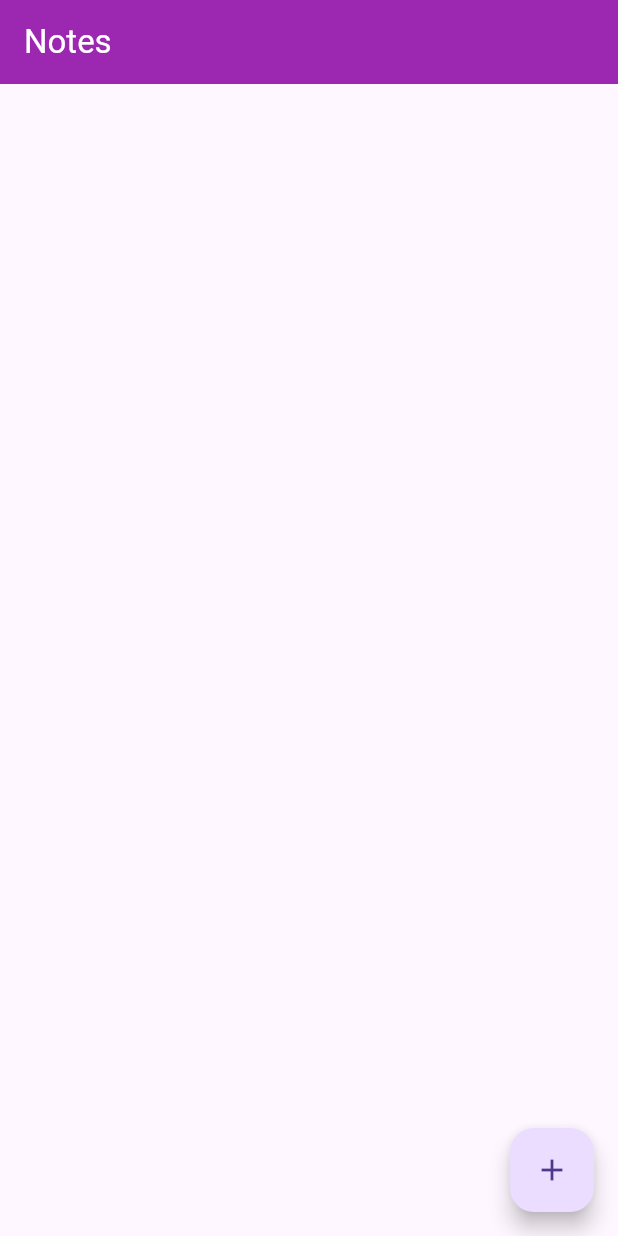
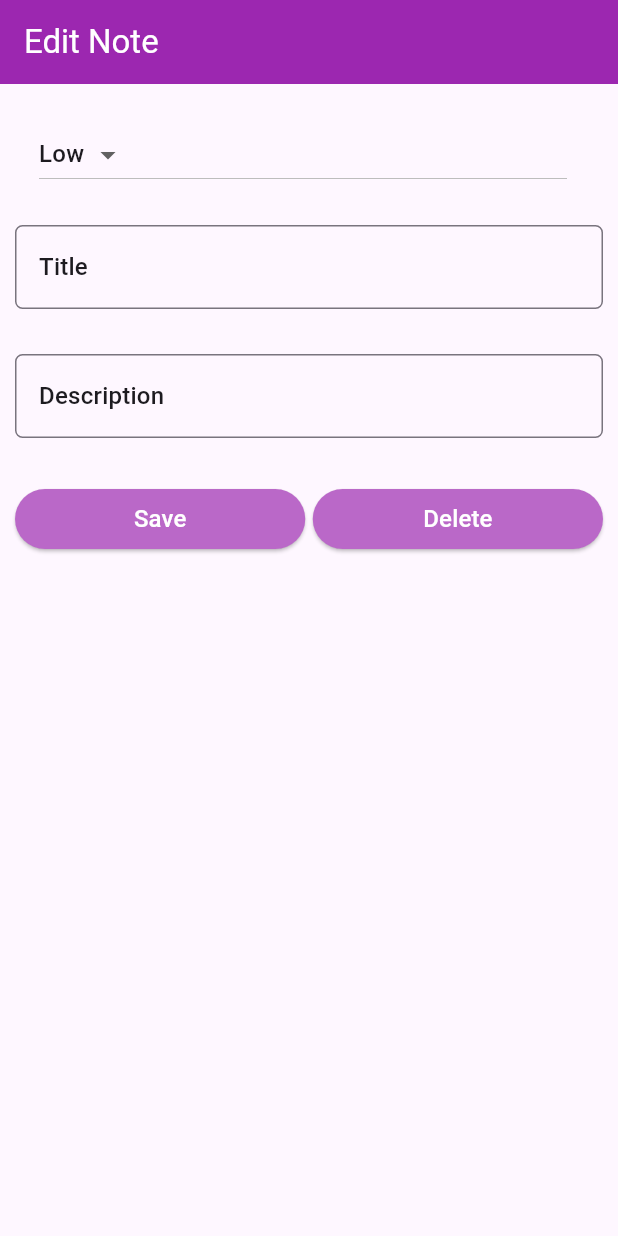
Before and after one commit to AKA-Akhil/Notes-App, a Flutter app: the screen it shows after launch, on a phone screen of 412 x 824 dp. Run offline on Flutter 3.47's test engine with Material 3 defaults, Android fonts, the phone set to English and light mode, and no system bars.

Commit message:
Added Note Details Page

```diff
--- a/lib/main.dart
+++ b/lib/main.dart
@@ -1,18 +1,19 @@
 import 'package:flutter/material.dart';
+import 'package:notes_app/screens/note_detail.dart';
 import 'package:notes_app/screens/note_list.dart';
 
 void main(){
-  runApp(Myapp());
+  runApp(MyApp());
 }
 
-class Myapp extends StatelessWidget{
+class MyApp extends StatelessWidget{
   @override
   Widget build(BuildContext context) {
     return MaterialApp(
       title: 'NoteKeeper',
       debugShowCheckedModeBanner: false,
 
-      home: NoteList(),
+      home: NoteDetail(),
     );
   }
 
--- a/lib/screens/note_detail.dart
+++ b/lib/screens/note_detail.dart
@@ -0,0 +1,137 @@
+import 'package:flutter/material.dart';
+
+class NoteDetail extends StatefulWidget {
+  @override
+  State<NoteDetail> createState() => _NoteDetailsState();
+}
+
+class _NoteDetailsState extends State<NoteDetail> {
+  static var _priorities = ['High', 'Low'];
+  @override
+  Widget build(BuildContext context) {
+    TextStyle textStyle =
+        Theme.of(context).textTheme.titleMedium ?? TextStyle();
+    TextEditingController titleController = TextEditingController();
+    TextEditingController descriptionController = TextEditingController();
+
+    return Scaffold(
+      appBar:AppBar(
+        title: Text(
+          'Edit Note',
+          style: TextStyle(
+            color: Colors.white,
+          ),
+        ),
+        backgroundColor: Colors.purple,
+      ),
+      body: Padding(
+        padding: EdgeInsets.only(top: 15.0, left: 10.0, right: 10.0),
+        child: ListView(
+          children: <Widget>[
+            ListTile(
+              title: DropdownButton(
+                  items: _priorities.map((String dropDownStringItem) {
+                    return DropdownMenuItem<String>(
+                      value: dropDownStringItem,
+                      child: Text(dropDownStringItem),
+                    );
+                  }).toList(),
+                  style: textStyle,
+                  value: 'Low',
+                  onChanged: (valueSelectedByUser) {
+                    setState(() {
+                      debugPrint('User Selected $valueSelectedByUser');
+                    });
+                  }),
+            ),
+            Padding(
+              padding: EdgeInsets.only(top: 15.0, bottom: 15.0),
+              child: TextField(
+                controller: titleController,
+                style: textStyle,
+                onChanged: (value) {
+                  debugPrint('Something in Title Text Field Changed');
+                },
+                decoration: InputDecoration(
+                    labelText: 'Title',
+                    labelStyle: textStyle,
+                    border: OutlineInputBorder(
+                        borderRadius: BorderRadius.circular(5.0))),
+              ),
+            ),
+            Padding(
+              padding: EdgeInsets.only(top: 15.0, bottom: 15.0),
+              child: TextField(
+                controller: descriptionController,
+                style: textStyle,
+                onChanged: (value) {
+                  debugPrint('Something in Title Description Field Changed');
+                },
+                decoration: InputDecoration(
+                    labelText: 'Description',
+                    labelStyle: textStyle,
+                    border: OutlineInputBorder(
+                        borderRadius: BorderRadius.circular(5.0))),
+              ),
+            ),
+            Padding(
+              padding: EdgeInsets.only(top: 15.0, bottom: 15.0),
+              child: Row(
+                children: <Widget>[
+                  Expanded(
+                    child: ElevatedButton(
+                      style: ButtonStyle(
+                        backgroundColor: MaterialStateProperty.all<Color>(
+                          Colors.purple.shade300,
+                        ), // Set background color
+                      ),
+                      child: Text(
+                        'Save',
+                        style: TextStyle(
+                          fontSize:
+                              16, // You can adjust the font size as needed
+                              color: Colors.white
+                        ),
+                      ),
+                      onPressed: () {
+                        setState(() {
+                          debugPrint("Save Button Clicked");
+                        });
+                      },
+                    ),
+                  ),
+                  Container(
+                    width: 5.0,
+                  ),
+                  Expanded(
+                    child: ElevatedButton(
+                      style: ButtonStyle(
+                        backgroundColor: MaterialStateProperty.all<Color>(
+                          Colors.purple.shade300
+                        ), // Set background color
+                        // Set text color
+                      ),
+                      child: Text(
+                        'Delete',
+                        style: TextStyle(
+                          fontSize:
+                              16, // You can adjust the font size as needed
+                              color: Colors.white
+                        ),
+                      ),
+                      onPressed: () {
+                        setState(() {
+                          debugPrint("Delete Button Clicked");
+                        });
+                      },
+                    ),
+                  ),
+                ],
+              ),
+            ),
+          ],
+        ),
+      ),
+    );
+  }
+}
```
Also changed, not shown: 1 other file.
